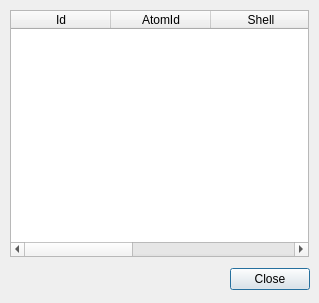
Before: the Qt Designer form src/gui/vieweigenvector.ui in trisyoungs/aten, drawn with Qt 5.
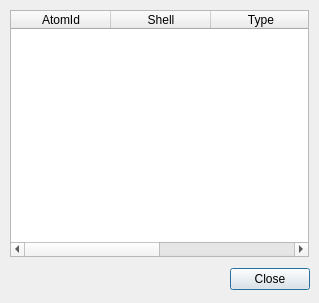
After: the same form once the commit is applied. Icons and pictures are not drawn.

```diff
--- a/src/gui/vieweigenvector.ui
+++ b/src/gui/vieweigenvector.ui
@@ -62,11 +62,6 @@
    <property name="selectionBehavior" >
     <enum>QAbstractItemView::SelectRows</enum>
    </property>
-   <column>
-    <property name="text" >
-     <string>Id</string>
-    </property>
-   </column>
    <column>
     <property name="text" >
      <string>AtomId</string>
```
Left out of the diff: 35 changed lines with no effect on the pictures.
